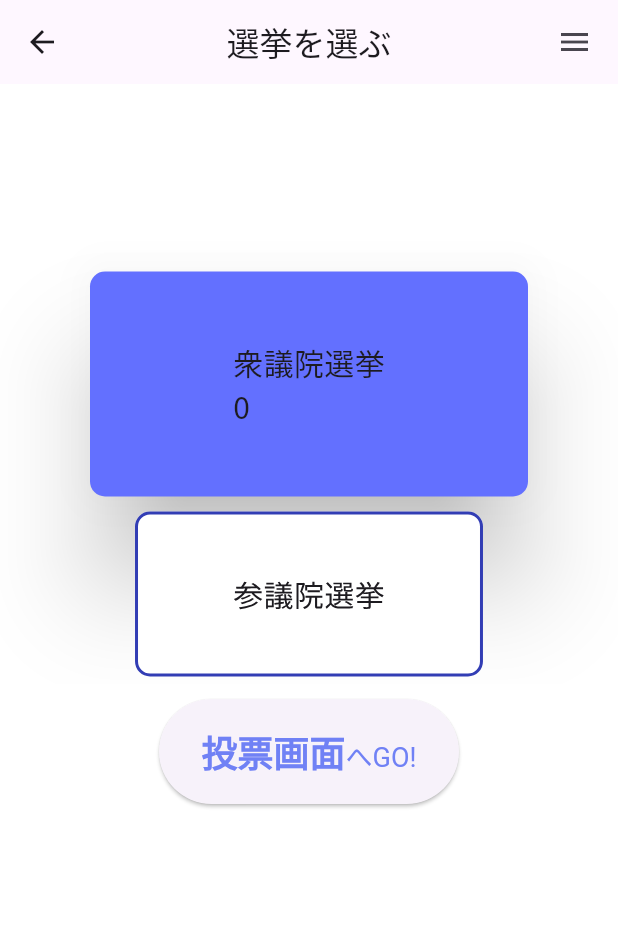
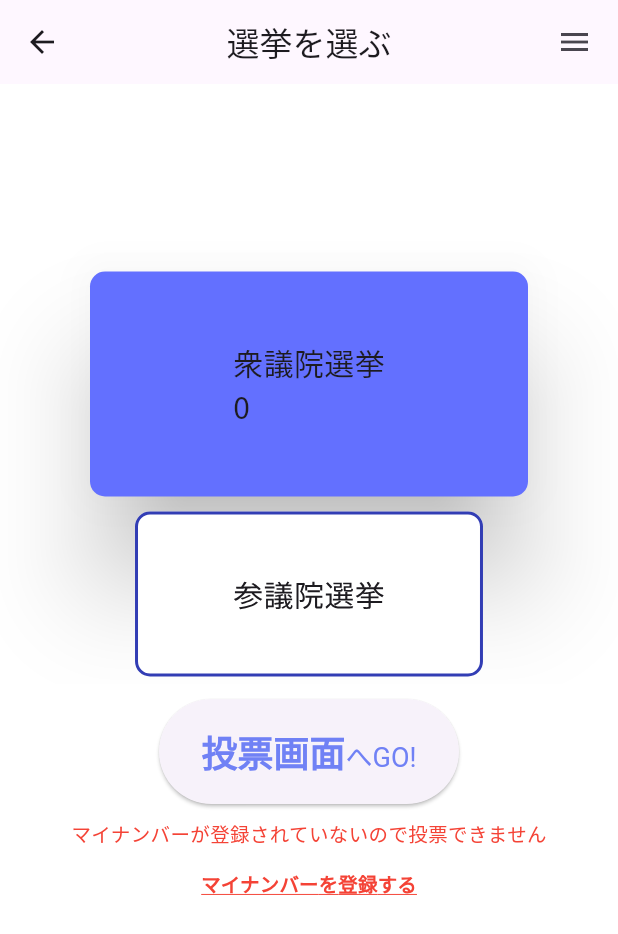
Before and after one commit to yambaru-hackathon/Group-6, a Flutter app: the ElectionList screen opened directly, on a phone screen of 412 x 824 dp. Shown: the top 934 px of the screen. Run offline on Flutter 3.47's test engine with Material 3 defaults, Android fonts, the phone set to English and light mode, and no system bars; our stand-ins replace camera, cloud_firestore, firebase_auth, firebase_core, flutter_riverpod, riverpod_annotation and 1 more; missing offline and left inert: navigator_scope; accounts and stored records are empty; generated files the repository leaves out were written again.

```diff
--- a/lib/screen/election/election_list.dart
+++ b/lib/screen/election/election_list.dart
@@ -5,7 +5,7 @@ import '../../components/app_bar.dart';
 import 'lower_house.dart';
 
 //local
-
+import '../signup/enter_personal_data.dart';
 import '../../provider/auth_state.dart';
 
 class ElectionList extends ConsumerStatefulWidget {
@@ -58,6 +58,7 @@ class _ElectionListState extends ConsumerState<ElectionList> {
 
   final _controller = FixedExtentScrollController(initialItem: 0);
   String page = 'test';
+  String userMyNumber = '';
 
   final List<Map<String, dynamic>> _electionList =
       TwoDimensionalListGenerator().generateTwoDimensionalList(2);
@@ -81,7 +82,7 @@ class _ElectionListState extends ConsumerState<ElectionList> {
     });
   }
 
-  void _fetchUserVote() async {
+  void _fetchUserData() async {
     // データベースからユーザーの投票履歴を取得
     lowerHouseData = await electionData.doc('lowerHouse').get();
     upperHouseData = await electionData.doc('upperHouse').get();
@@ -89,6 +90,7 @@ class _ElectionListState extends ConsumerState<ElectionList> {
     final uid = ref.read(userIdProvider);
     final userData = await users.doc(uid).get();
     final String lowerHouseVote = userData['lowerHouseVote'];
+    userMyNumber = userData['myNumber'];
 
     // 選挙が終了している場合、選挙リストから削除
     // 衆議院選挙
@@ -107,13 +109,13 @@ class _ElectionListState extends ConsumerState<ElectionList> {
     super.initState();
 
     _fetchData();
-    _fetchUserVote();
+    _fetchUserData();
   }
 
   int _selectedItemIndex = 0;
   @override
   Widget build(BuildContext context) {
-    _fetchUserVote();
+    _fetchUserData();
     return Scaffold(
       appBar: myAppBar(context, '選挙を選ぶ'),
       body: Container(
@@ -327,6 +329,38 @@ class _ElectionListState extends ConsumerState<ElectionList> {
                   ),
                 ),
               ),
+              if (userMyNumber.isEmpty)
+                Column(
+                  children: [
+                    Text(
+                      'マイナンバーが登録されていないので投票できません',
+                      style: TextStyle(
+                        fontSize: 13,
+                        color: Colors.red,
+                      ),
+                    ),
+                    TextButton(
+                      onPressed: () {
+                        Navigator.pushAndRemoveUntil(
+                          context,
+                          MaterialPageRoute(
+                              builder: (context) => EnterPersonalData(isInitText: true, isFromAppScreen: true)),
+                              (route) => false,
+                        );
+                      },
+                      child: Text(
+                        'マイナンバーを登録する',
+                        style: TextStyle(
+                          fontSize: 13,
+                          fontWeight: FontWeight.bold,
+                          color: Colors.red,
+                          decoration: TextDecoration.underline,
+                          decorationColor: Colors.red,
+                        ),
+                      ),
+                    ),
+                  ],
+                )
             ],
           ),
         ),
--- a/lib/screen/signin/standby.dart
+++ b/lib/screen/signin/standby.dart
@@ -46,7 +46,7 @@ class _StandByState extends State<StandBy> {
                   Navigator.push(
                       context,
                       MaterialPageRoute(
-                          builder: (context) => EnterPersonalData()));
+                          builder: (context) => EnterPersonalData(isInitText: true, isFromAppScreen: false)));
                 },
                 child: const Text('マイナンバーページ開発用')),
           ],
--- a/lib/screen/signup/sign_up.dart
+++ b/lib/screen/signup/sign_up.dart
@@ -79,7 +79,7 @@ class _SignUpState extends State<SignUp> {
           'senkyokuNum': ''
         });
         Navigator.push(context,
-            MaterialPageRoute(builder: (context) => EnterPersonalData()));
+            MaterialPageRoute(builder: (context) => EnterPersonalData(isInitText: true, isFromAppScreen: false,)));
       } on FirebaseAuthException catch (e) {
         if (e.code == 'email-already-in-use') {
           print('指定したメールアドレスは登録済みです');
```
Also changed, not shown: lib/screen/politician/timeline.dart (+4 -10 lines), lib/screen/signup/enter_personal_data.dart (+39 -11 lines).
